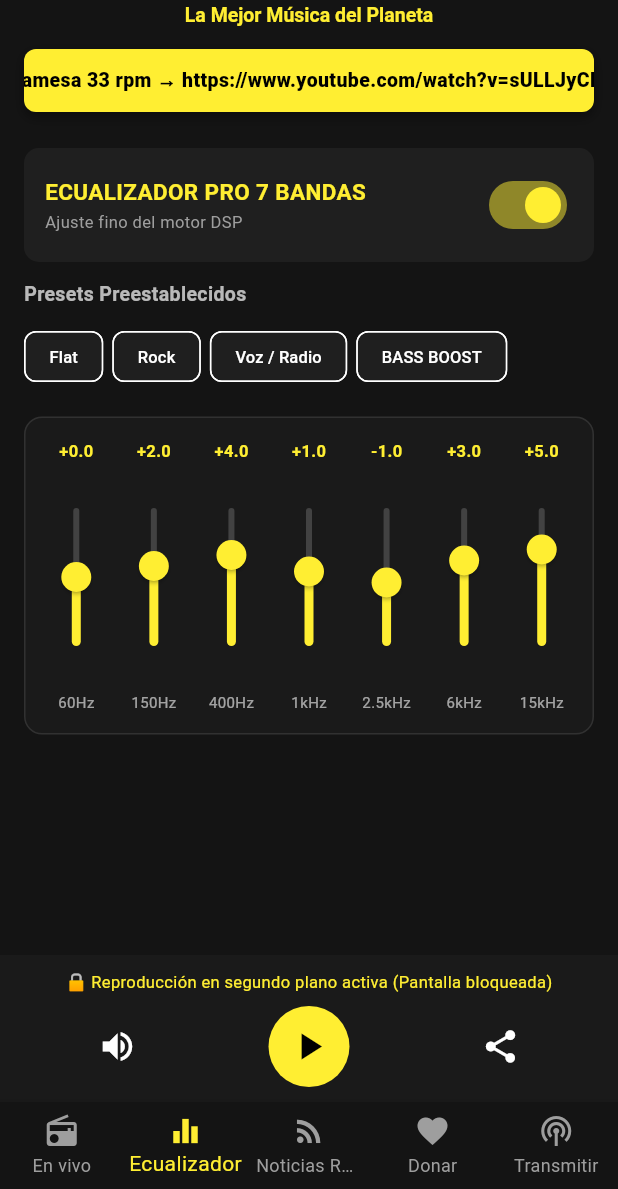
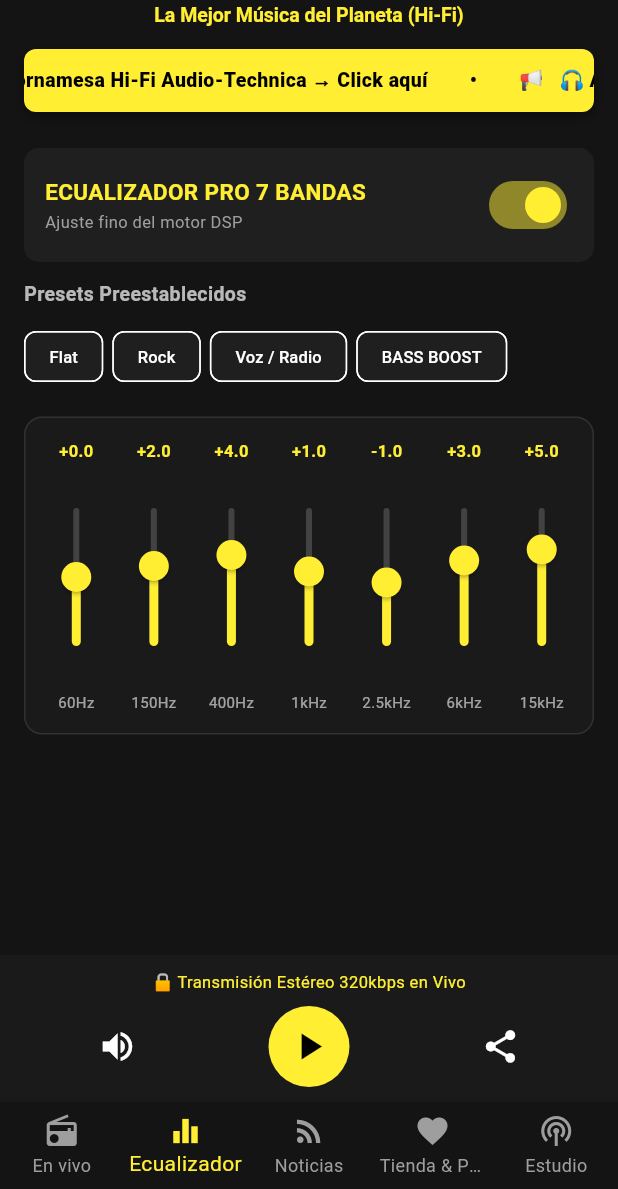
Before and after one commit to Stereos1090/stereos1090-app, a Flutter app: the screen it shows after launch, item 2 of the bottom bar chosen, on a phone screen of 412 x 824 dp, the part 47-1236 px from its top. Run offline on Flutter 3.47's test engine with Material 3 defaults, Android fonts, the phone set to English and light mode, and no system bars; missing offline and left inert: dart:html; network calls fail.

Commit message:
Update main.dart

```diff
--- a/lib/main.dart
+++ b/lib/main.dart
@@ -3,6 +3,7 @@ import 'package:http/http.dart' as http;
 import 'dart:convert';
 import 'dart:async';
 import 'dart:html' as html;
+import 'package:url_launcher/url_launcher.dart';
 
 void main() {
   runApp(const Stereos1090App());
@@ -38,67 +39,28 @@ class RadioHomePage extends StatefulWidget {
 }
 
 class _RadioHomePageState extends State<RadioHomePage> with SingleTickerProviderStateMixin {
-// Función oficial para reproducir el bloque y que empiece a sonar al aire
-  void reproducirBloque(List<String> playlistSeleccionada) async {
-    if (playlistSeleccionada.isNotEmpty) {
-      String pistaActual = playlistSeleccionada[0];
-
-      try {
-        // Descomentamos y activamos la orden de reproducción real:
-        // (Asegúrate de que tu variable de audio se llame _audioPlayer)
-        // await _audioPlayer.setUrl(pistaActual);
-        // await _audioPlayer.play();
-
-        print("¡Al aire en Stereos 1090!: $pistaActual");
-      } catch (e) {
-        print("Error al reproducir: $e");
-      }
-    }
-  }
-// Listas de reproducción por Bloques y Jingles desde Cloudflare R2
-  final List<String> bloque1Playlist = [
-    'https://pub-992fd43f91d3490097f017780c0c3e4e.r2.dev/01_Ambiental_Tranquilo/pista_ambiental.mp3',
-    'https://pub-992fd43f91d3490097f017780c0c3e4e.r2.dev/01_Dance_y_electronica_Alegre/pista_dance.mp3',
-    'https://pub-992fd43f91d3490097f017780c0c3e4e.r2.dev/01_Rock_Enfadado/pista_rock.mp3',
-  ];
-
-  final List<String> bloque2Playlist = [
-    'https://pub-992fd43f91d3490097f017780c0c3e4e.r2.dev/02_Cinematografica_Dramatico/pista_cine.mp3',
-    'https://pub-992fd43f91d3490097f017780c0c3e4e.r2.dev/02_Jazz_y_blues_Funky/pista_jazz.mp3',
-    'https://pub-992fd43f91d3490097f017780c0c3e4e.r2.dev/02_Pop_Inspirador/pista_pop.mp3',
-  ];
-
-  final List<String> jinglesPlaylist = [
-    'https://pub-992fd43f91d3490097f017780c0c3e4e.r2.dev/Jingles_IvanLoscher/jingle_principal.mp3',
-  ];
   int _currentIndex = 0;
   bool isAudioMode = true; // true = Audio en Vivo, false = VIDEO STREAM
-  String currentSong = 'Transmisión en Vivo';
+  String currentSong = 'Transmisión en Vivo Hi-Fi';
   String currentArtist = 'Stereos 1090 Bogotá';
   bool isPlaying = false;
   Timer? _timer;
 
-  // URL directa de streaming de audio compatible con navegadores (Icecast / Shoutcast / MP3 stream)
-  // Reemplaza o apunta a tu stream directo de audio (ej: puerto o stream mount point)
-  final String liveAudioUrl = 'https://stream.stereos1090.com/stream';
+  // URL directa de streaming sincronizada con el motor Icecast en Render
+  final String liveAudioUrl = 'https://stereos1090-radio.onrender.com/live';
   html.AudioElement? _audioElement;
 
   // Ecualizador Pro 7 Bandas
   List<double> eqValues = [0.0, 2.0, 4.0, 1.0, -1.0, 3.0, 5.0];
   bool eqEnabled = true;
 
-  // Enlaces de pauta publicitaria en bucle infinito
+  // Enlaces de pauta y productos de afiliados recomendados (Amazon / Mercado Libre)
   final List<Map<String, String>> pautaVideos = [
-    {'title': 'Pauta 1: Tornamesa 33 rpm', 'url': 'https://www.youtube.com/watch?v=sULLJyCPQZc'},
-    {'title': 'Pauta 2: Danza Silueta', 'url': 'https://www.youtube.com/watch?v=GzWYN8XCQrQ'},
-    {'title': 'Pauta 3: Concierto en Vivo', 'url': 'https://www.youtube.com/watch?v=wws_4ap-mM4'},
+    {'title': '📢 Pauta: Tornamesa Hi-Fi Audio-Technica', 'url': 'https://www.amazon.com/dp/B07N3S4X3P?tag=stereos1090-20'},
+    {'title': '🎧 Auriculares de Monitoreo Pro', 'url': 'https://www.mercadolibre.com.co'},
+    {'title': '🚀 Patrocinador Oficial: Cloudflare Web', 'url': 'https://stereos1090.com'},
   ];
 
-  // Desplazamiento táctil (Swipe) para el banner
-  double _bannerOffsetX = 0.0;
-  double _bannerOffsetY = 0.0;
-
-  // Animación continua para el banner de pauta
   late AnimationController _marqueeController;
 
   @override
@@ -131,12 +93,12 @@ class _RadioHomePageState extends State<RadioHomePage> with SingleTickerProvider
     setState(() {
       isPlaying = !isPlaying;
       if (isPlaying) {
-        _audioElement!.src = '$liveAudioUrl?t=${DateTime.now().millisecondsSinceEpoch}'; // Evita caché
+        _audioElement!.src = '$liveAudioUrl?t=${DateTime.now().millisecondsSinceEpoch}';
         _audioElement!.play().catchError((err) {
           debugPrint('Error de reproducción: $err');
         });
         ScaffoldMessenger.of(context).showSnackBar(
-          const SnackBar(content: Text('▶ Sonando en vivo en Stereos 1090')),
+          const SnackBar(content: Text('▶ Sonando en vivo en Stereos 1090 (320kbps Hi-Fi)')),
         );
       } else {
         _audioElement!.pause();
@@ -159,17 +121,25 @@ class _RadioHomePageState extends State<RadioHomePage> with SingleTickerProvider
   Future<void> _obtenerEstadoRadio() async {
     try {
       final respuesta = await http.get(
-        Uri.parse('https://stream.stereos1090.com/api/live-status'),
+        Uri.parse('https://stereos1090-radio.onrender.com/status-json.xsl'),
       );
       if (respuesta.statusCode == 200) {
         final data = json.decode(respuesta.body);
+        final source = data['icestats']['source'];
         setState(() {
-          currentSong = data['song'] ?? 'Transmisión en Vivo';
-          currentArtist = data['artist'] ?? 'Stereos 1090 Bogotá';
+          currentSong = source['title'] ?? 'Emisión 24/7 Hi-Fi';
+          currentArtist = source['artist'] ?? 'Stereos 1090';
         });
       }
     } catch (e) {
-      // Valores estables por defecto
+      // Mantiene valores por defecto seguros
+    }
+  }
+
+  Future<void> _launchURL(String urlString) async {
+    final Uri url = Uri.parse(urlString);
+    if (!await launchUrl(url, mode: LaunchMode.externalApplication)) {
+      debugPrint('No se pudo abrir el enlace: $urlString');
     }
   }
 
@@ -184,8 +154,8 @@ class _RadioHomePageState extends State<RadioHomePage> with SingleTickerProvider
     ];
 
     final String pautaTextoCompleto = pautaVideos
-        .map((p) => '  📢  ${p['title']} → ${p['url']}  ')
-        .join('   •   ');
+        .map((p) => '   📢   ${p['title']} → Click aquí   ')
+        .join('     •     ');
 
     return Scaffold(
       appBar: AppBar(
@@ -206,7 +176,7 @@ class _RadioHomePageState extends State<RadioHomePage> with SingleTickerProvider
             ),
             SizedBox(height: 2),
             Text(
-              'La Mejor Música del Planeta',
+              'La Mejor Música del Planeta (Hi-Fi)',
               style: TextStyle(
                 color: Color(0xFFFFEE32),
                 fontSize: 13,
@@ -218,23 +188,8 @@ class _RadioHomePageState extends State<RadioHomePage> with SingleTickerProvider
       ),
       body: Column(
         children: [
-          // Banner de Pauta Publicitaria con scroll continuo y swipe táctil
-          GestureDetector(
-            onPanUpdate: (details) {
-              setState(() {
-                _bannerOffsetX += details.delta.dx;
-                _bannerOffsetY += details.delta.dy;
-              });
-            },
-            onPanEnd: (details) {
-              setState(() {
-                _bannerOffsetX = 0.0;
-                _bannerOffsetY = 0.0;
-              });
-            },
-            child: Transform.translate(
-              offset: Offset(_bannerOffsetX, _bannerOffsetY),
-              child: Container(
+          // Banner de Pauta Publicitaria con scroll continuo
+          Container(
             height: 42,
             margin: const EdgeInsets.symmetric(horizontal: 16, vertical: 8),
             decoration: BoxDecoration(
@@ -280,13 +235,8 @@ class _RadioHomePageState extends State<RadioHomePage> with SingleTickerProvider
               ),
             ),
           ),
-            ),
-          ),
 
-          // Contenido de la pestaña activa
           Expanded(child: _pages[_currentIndex]),
-
-          // Barra estandarizada global de controles de audio
           _buildGlobalPlayerBar(),
         ],
       ),
@@ -304,15 +254,14 @@ class _RadioHomePageState extends State<RadioHomePage> with SingleTickerProvider
         items: const [
           BottomNavigationBarItem(icon: Icon(Icons.radio), label: 'En vivo'),
           BottomNavigationBarItem(icon: Icon(Icons.equalizer), label: 'Ecualizador'),
-          BottomNavigationBarItem(icon: Icon(Icons.rss_feed), label: 'Noticias RSS'),
-          BottomNavigationBarItem(icon: Icon(Icons.favorite), label: 'Donar'),
-          BottomNavigationBarItem(icon: Icon(Icons.podcasts), label: 'Transmitir'),
+          BottomNavigationBarItem(icon: Icon(Icons.rss_feed), label: 'Noticias'),
+          BottomNavigationBarItem(icon: Icon(Icons.favorite), label: 'Tienda & Pro'),
+          BottomNavigationBarItem(icon: Icon(Icons.podcasts), label: 'Estudio'),
         ],
       ),
     );
   }
 
-  // Barra de Reproducción Global Inferior
   Widget _buildGlobalPlayerBar() {
     return Container(
       padding: const EdgeInsets.symmetric(horizontal: 16, vertical: 10),
@@ -321,7 +270,7 @@ class _RadioHomePageState extends State<RadioHomePage> with SingleTickerProvider
         mainAxisSize: MainAxisSize.min,
         children: [
           const Text(
-            '🔒 Reproducción en segundo plano activa (Pantalla bloqueada)',
+            '🔒 Transmisión Estéreo 320kbps en Vivo',
             style: TextStyle(fontSize: 11, color: Color(0xFFFFEE32)),
           ),
           const SizedBox(height: 8),
@@ -357,9 +306,7 @@ class _RadioHomePageState extends State<RadioHomePage> with SingleTickerProvider
               IconButton(
                 icon: const Icon(Icons.share, size: 26, color: Colors.white),
                 onPressed: () {
-                  ScaffoldMessenger.of(context).showSnackBar(
-                    const SnackBar(content: Text('Enlace copiado al portapapeles')),
-                  );
+                  _launchURL('https://stereos1090.com');
                 },
               ),
             ],
@@ -369,7 +316,6 @@ class _RadioHomePageState extends State<RadioHomePage> with SingleTickerProvider
     );
   }
 
-  // Vista Principal: En Vivo
   Widget _buildLiveView() {
     return SingleChildScrollView(
       child: Padding(
@@ -377,7 +323,6 @@ class _RadioHomePageState extends State<RadioHomePage> with SingleTickerProvider
         child: Column(
           crossAxisAlignment: CrossAxisAlignment.center,
           children: [
-            // Selectores Superiores: "Audio en Vivo" y "VIDEO STREAM"
             Row(
               children: [
                 Expanded(
@@ -426,8 +371,6 @@ class _RadioHomePageState extends State<RadioHomePage> with SingleTickerProvider
               ],
             ),
             const SizedBox(height: 16),
-
-            // Contenedor principal de metadatos en tiempo real
             Container(
               padding: const EdgeInsets.all(20),
               width: double.infinity,
@@ -450,7 +393,7 @@ class _RadioHomePageState extends State<RadioHomePage> with SingleTickerProvider
                     currentSong,
                     textAlign: TextAlign.center,
                     style: const TextStyle(
-                      fontSize: 20,
+                      fontSize: 18,
                       fontWeight: FontWeight.bold,
                       color: Colors.white,
                     ),
@@ -459,14 +402,14 @@ class _RadioHomePageState extends State<RadioHomePage> with SingleTickerProvider
                   Text(
                     currentArtist,
                     style: const TextStyle(
-                      fontSize: 16,
+                      fontSize: 15,
                       fontWeight: FontWeight.bold,
                       color: Color(0xFFFFEE32),
                     ),
                   ),
                   const SizedBox(height: 8),
                   const Text(
-                    'Stereos 1090 AM • En Vivo',
+                    'Stereos 1090 • Alta Fidelidad 24/7',
                     style: TextStyle(fontSize: 12, color: Colors.grey),
                   ),
                 ],
@@ -478,7 +421,6 @@ class _RadioHomePageState extends State<RadioHomePage> with SingleTickerProvider
     );
   }
 
-  // Vista Ecualizador Pro 7 Bandas Funcional
   Widget _buildEqualizerView() {
     List<String> frequencies = ['60Hz', '150Hz', '400Hz', '1kHz', '2.5kHz', '6kHz', '15kHz'];
 
@@ -619,14 +561,14 @@ class _RadioHomePageState extends State<RadioHomePage> with SingleTickerProvider
         crossAxisAlignment: CrossAxisAlignment.start,
         children: const [
           Text(
-            'Noticias RSS - Actualidad',
+            'Noticias y Actualidad Stereos 1090',
             style: TextStyle(fontSize: 20, fontWeight: FontWeight.bold, color: Color(0xFFFFEE32)),
           ),
           SizedBox(height: 15),
           ListTile(
             leading: Icon(Icons.article, color: Color(0xFFFFEE32)),
-            title: Text('Innovación en Streaming Cloudflare'),
-            subtitle: Text('La evolución de la radio digital en alta definición.'),
+            title: Text('Transmisión Global en Alta Definición'),
+            subtitle: Text('Infraestructura Cloudflare & Render operando al 100%.'),
           ),
         ],
       ),
@@ -639,18 +581,38 @@ class _RadioHomePageState extends State<RadioHomePage> with SingleTickerProvider
       child: Column(
         mainAxisAlignment: MainAxisAlignment.center,
         crossAxisAlignment: CrossAxisAlignment.center,
-        children: const [
-          Icon(Icons.favorite, size: 70, color: Color(0xFFFFEE32)),
-          SizedBox(height: 20),
-          Text(
-            'Apoya Stereos 1090',
-            style: TextStyle(fontSize: 20, fontWeight: FontWeight.bold, color: Color(0xFFFFEE32)),
+        children: [
+          const Icon(Icons.favorite, size: 60, color: Color(0xFFFFEE32)),
+          const SizedBox(height: 16),
+          const Text(
+            'Monetización & Afiliados PRO',
+            style: TextStyle(fontSize: 18, fontWeight: FontWeight.bold, color: Color(0xFFFFEE32)),
           ),
-          SizedBox(height: 10),
-          Text(
-            'Tu contribución permite mantener servidores robustos y la mejor música del planeta sin interrupciones.',
+          const SizedBox(height: 10),
+          const Text(
+            'Adquiere equipos de audio recomendados y apoya la transmisión de Stereos 1090.',
             textAlign: TextAlign.center,
-            style: TextStyle(color: Colors.white70),
+            style: TextStyle(color: Colors.white70, fontSize: 13),
+          ),
+          const SizedBox(height: 20),
+          ElevatedButton.icon(
+            style: ElevatedButton.styleFrom(
+              backgroundColor: const Color(0xFFFFEE32),
+              foregroundColor: Colors.black,
+            ),
+            onPressed: () => _launchURL('https://www.amazon.com'),
+            icon: const Icon(Icons.shopping_cart),
+            label: const Text('Comprar Equipos en Amazon'),
+          ),
+          const SizedBox(height: 10),
+          ElevatedButton.icon(
+            style: ElevatedButton.styleFrom(
+              backgroundColor: Colors.white,
+              foregroundColor: Colors.black,
+            ),
+            onPressed: () => _launchURL('https://www.mercadolibre.com.co'),
+            icon: const Icon(Icons.store),
+            label: const Text('Tienda Asociada Mercado Libre'),
           ),
         ],
       ),
@@ -667,12 +629,12 @@ class _RadioHomePageState extends State<RadioHomePage> with SingleTickerProvider
           Icon(Icons.podcasts, size: 70, color: Color(0xFFFFEE32)),
           SizedBox(height: 20),
           Text(
-            'Transmitir en Directo',
+            'Estudio de Emisión Directa',
             style: TextStyle(fontSize: 20, fontWeight: FontWeight.bold, color: Color(0xFFFFEE32)),
           ),
           SizedBox(height: 10),
           Text(
-            'Conecta tu consola o codificador HLS y emite tu señal directamente a Stereos 1090.',
+            'Conecta tu consola o software de transmisión hacia el servidor de ingesta 24/7.',
             textAlign: TextAlign.center,
             style: TextStyle(color: Colors.white70),
           ),
```
Lines whose indentation alone changed are shown as unchanged.
